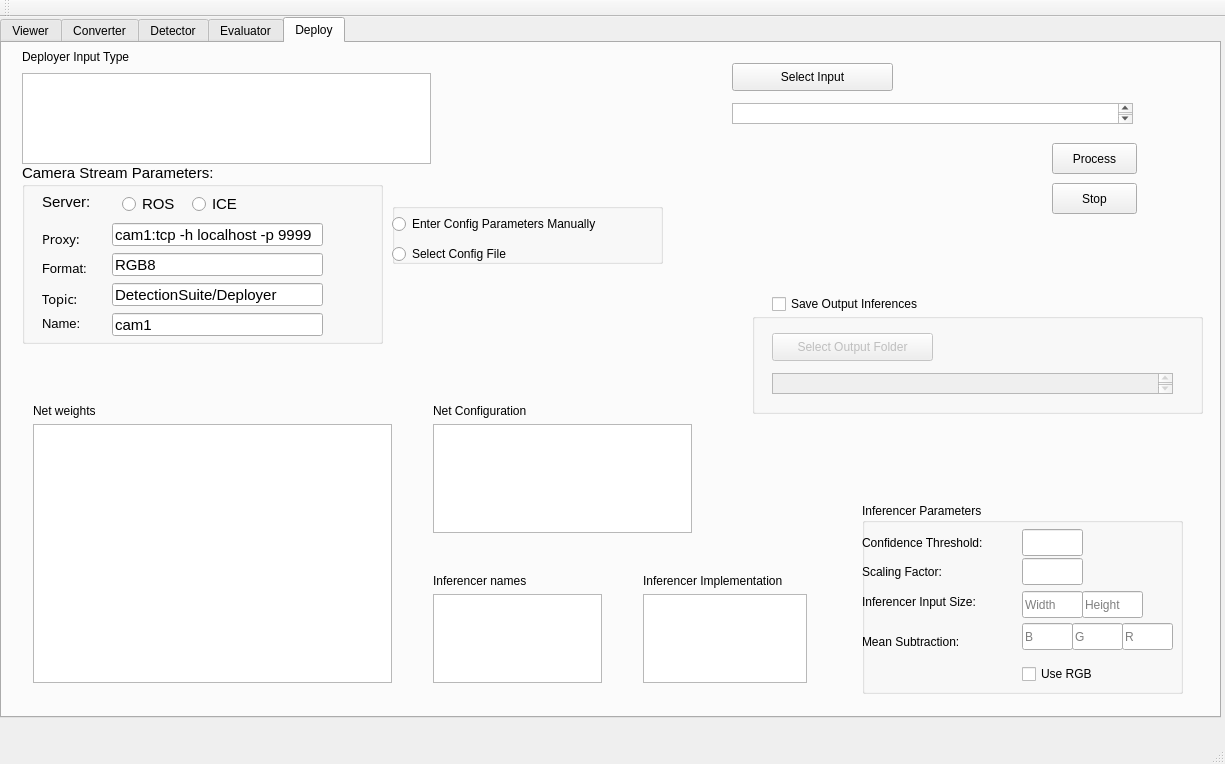
Above: DeepLearningSuite/DatasetEvaluationApp/mainwindow.ui from JdeRobot/DetectionMetrics before the change. Below: the same form after it.
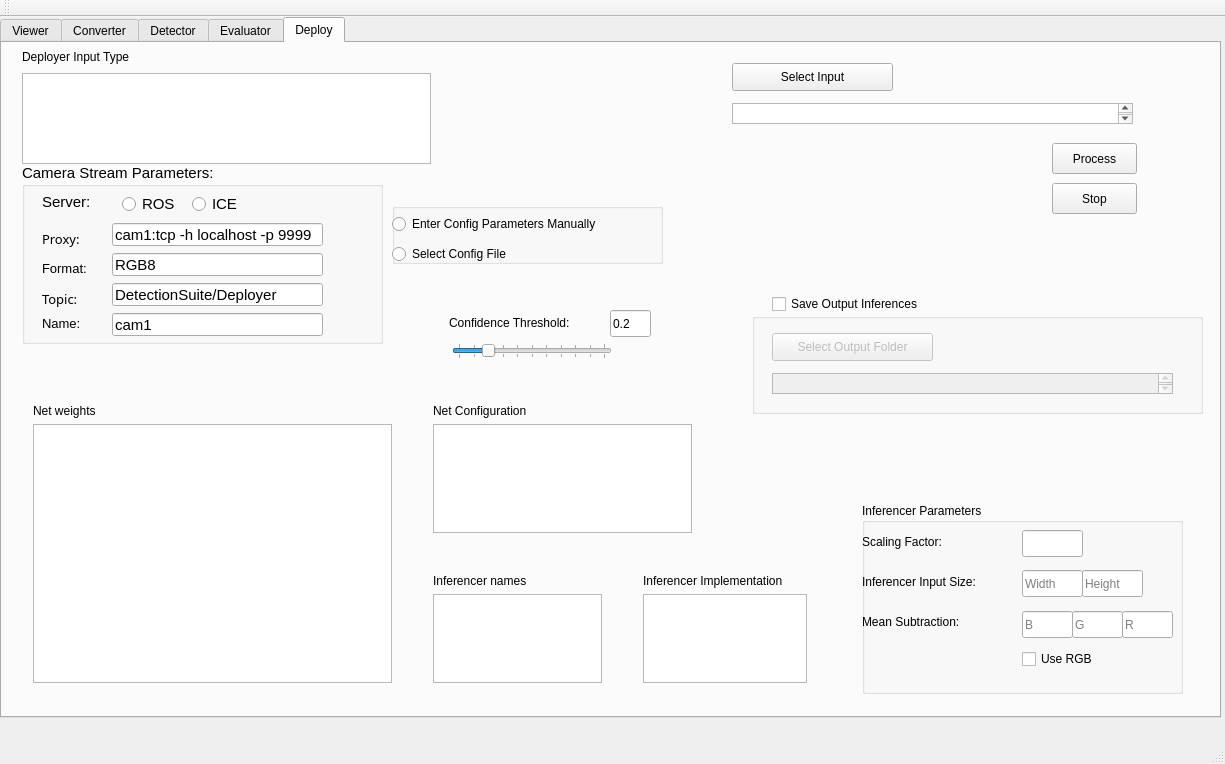
That is the form after the change.

Commit message: added slider for Confidence Threshold

What changed in the file:
```diff
--- a/DeepLearningSuite/DatasetEvaluationApp/mainwindow.ui
+++ b/DeepLearningSuite/DatasetEvaluationApp/mainwindow.ui
@@ -1463,7 +1463,7 @@
        <property name="geometry">
         <rect>
          <x>160</x>
-         <y>160</y>
+         <y>145</y>
          <width>97</width>
          <height>22</height>
         </rect>
@@ -1472,34 +1472,11 @@
         <string>Use RGB</string>
        </property>
       </widget>
-      <widget class="QLineEdit" name="deployer_lineEdit_confidence_thresh">
-       <property name="geometry">
-        <rect>
-         <x>160</x>
-         <y>26</y>
-         <width>61</width>
-         <height>27</height>
-        </rect>
-       </property>
-      </widget>
-      <widget class="QLabel" name="label3">
-       <property name="geometry">
-        <rect>
-         <x>0</x>
-         <y>30</y>
-         <width>161</width>
-         <height>20</height>
-        </rect>
-       </property>
-       <property name="text">
-        <string>Confidence Threshold:</string>
-       </property>
-      </widget>
       <widget class="QLabel" name="label_210">
        <property name="geometry">
         <rect>
          <x>0</x>
-         <y>60</y>
+         <y>30</y>
          <width>141</width>
          <height>17</height>
         </rect>
@@ -1512,7 +1489,7 @@
        <property name="geometry">
         <rect>
          <x>160</x>
-         <y>55</y>
+         <y>27</y>
          <width>61</width>
          <height>27</height>
         </rect>
@@ -1522,7 +1499,7 @@
        <property name="geometry">
         <rect>
          <x>160</x>
-         <y>120</y>
+         <y>108</y>
          <width>51</width>
          <height>27</height>
         </rect>
@@ -1535,7 +1512,7 @@
        <property name="geometry">
         <rect>
          <x>210</x>
-         <y>120</y>
+         <y>108</y>
          <width>51</width>
          <height>27</height>
         </rect>
@@ -1548,7 +1525,7 @@
        <property name="geometry">
         <rect>
          <x>260</x>
-         <y>120</y>
+         <y>108</y>
          <width>51</width>
          <height>27</height>
         </rect>
@@ -1561,7 +1538,7 @@
        <property name="geometry">
         <rect>
          <x>0</x>
-         <y>130</y>
+         <y>110</y>
          <width>131</width>
          <height>17</height>
         </rect>
@@ -1574,7 +1551,7 @@
        <property name="geometry">
         <rect>
          <x>0</x>
-         <y>90</y>
+         <y>70</y>
          <width>161</width>
          <height>17</height>
         </rect>
@@ -1587,7 +1564,7 @@
        <property name="geometry">
         <rect>
          <x>160</x>
-         <y>88</y>
+         <y>67</y>
          <width>61</width>
          <height>27</height>
         </rect>
@@ -1603,7 +1580,7 @@
        <property name="geometry">
         <rect>
          <x>220</x>
-         <y>88</y>
+         <y>67</y>
          <width>61</width>
          <height>27</height>
         </rect>
@@ -1706,22 +1683,72 @@
        <string>Stop</string>
       </property>
      </widget>
-     <zorder>verticalLayoutWidget_25</zorder>
-     <zorder>verticalLayoutWidget_26</zorder>
-     <zorder>verticalLayoutWidget_28</zorder>
-     <zorder>label_311</zorder>
-     <zorder>listView_deploy_input_imp</zorder>
-     <zorder>deployer_param_groupBox</zorder>
-     <zorder>groupBox_config_option</zorder>
-     <zorder>textEdit_deployInputPath</zorder>
-     <zorder>pushButton_deploy_input</zorder>
-     <zorder>pushButton_deploy_process</zorder>
-     <zorder>deployer_groupBox_inferencer_params</zorder>
-     <zorder>groupbox_deployer_saveOutput</zorder>
-     <zorder>checkBox_deployer_saveOutput</zorder>
-     <zorder>verticalLayoutWidget_27</zorder>
-     <zorder>textEdit_deployerOutputPath</zorder>
-     <zorder>pushButton_stop_deployer_process</zorder>
+     <widget class="QSlider" name="deployer_conf_horizontalSlider">
+      <property name="geometry">
+       <rect>
+        <x>450</x>
+        <y>300</y>
+        <width>160</width>
+        <height>16</height>
+       </rect>
+      </property>
+      <property name="toolTip">
+       <string>&lt;html&gt;&lt;head/&gt;&lt;body&gt;&lt;p&gt;Confidence Threshold for inferencer, typically 0.2&lt;/p&gt;&lt;/body&gt;&lt;/html&gt;</string>
+      </property>
+      <property name="whatsThis">
+       <string>&lt;html&gt;&lt;head/&gt;&lt;body&gt;&lt;p&gt;Confidence Threshold for inferencer, typically 0.2&lt;/p&gt;&lt;/body&gt;&lt;/html&gt;</string>
+      </property>
+      <property name="styleSheet">
+       <string notr="true"/>
+      </property>
+      <property name="maximum">
+       <number>100</number>
+      </property>
+      <property name="sliderPosition">
+       <number>20</number>
+      </property>
+      <property name="tracking">
+       <bool>true</bool>
+      </property>
+      <property name="orientation">
+       <enum>Qt::Horizontal</enum>
+      </property>
+      <property name="tickPosition">
+       <enum>QSlider::TicksBothSides</enum>
+      </property>
+     </widget>
+     <widget class="QLabel" name="deployer_confidence_label">
+      <property name="geometry">
+       <rect>
+        <x>447</x>
+        <y>270</y>
+        <width>171</width>
+        <height>20</height>
+       </rect>
+      </property>
+      <property name="text">
+       <string>Confidence Threshold: </string>
+      </property>
+     </widget>
+     <widget class="QLineEdit" name="deployer_confidence_lineEdit">
+      <property name="geometry">
+       <rect>
+        <x>608</x>
+        <y>267</y>
+        <width>41</width>
+        <height>27</height>
+       </rect>
+      </property>
+      <property name="inputMask">
+       <string extracomment="0.2"/>
+      </property>
+      <property name="text">
+       <string extracomment="0.2">0.2</string>
+      </property>
+      <property name="placeholderText">
+       <string/>
+      </property>
+     </widget>
     </widget>
    </widget>
   </widget>
```
The commit also changes 21 other files.
